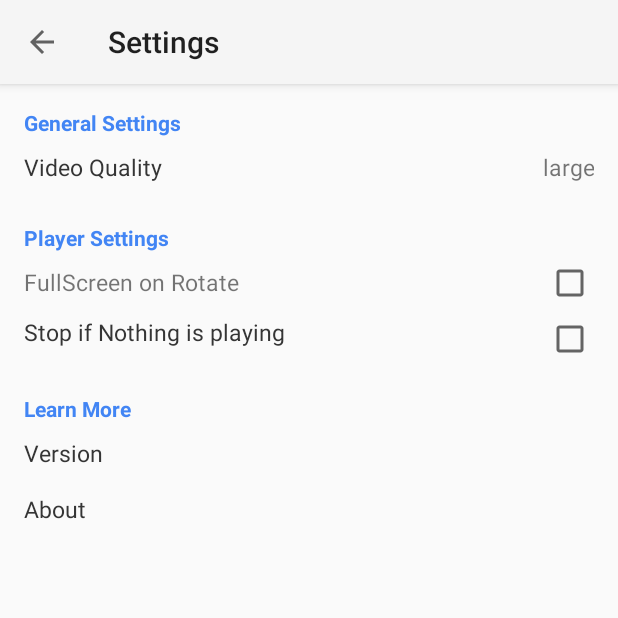
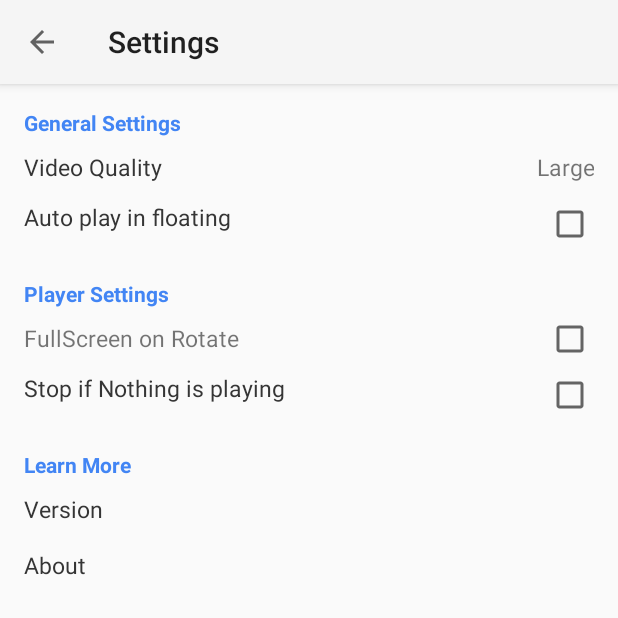
Before and after one commit to honghai78/TubeViewMultitask, an Android app: the MainActivity screen opened directly, with no data from a screen before it, in the options menu, after a tap on "Settings", on a phone screen of 412 x 824 dp, the top half of it. Run offline under Robolectric (Android 15) with nearby library versions, the phone set to English and light mode, and no system bars; our stand-ins replace ButterKnife, CircleImageView, Volley.

Commit message:
update 3.4

```diff
--- a/app/build.gradle
+++ b/app/build.gradle
@@ -34,11 +34,13 @@ android {
 
 dependencies {
     compile fileTree(include: ['*.jar'], dir: 'libs')
+    //    compile 'com.android.volley:volley:1.0.0'
     compile 'com.android.support:appcompat-v7:25.0.0'
     compile 'com.android.support:design:25.0.0'
     compile 'com.android.support:support-v4:25.0.0'
-    //    compile 'com.android.volley:volley:1.0.0'
     compile 'eu.the4thfloor.volley:com.android.volley:2015.05.28'
     compile 'com.jakewharton:butterknife:8.5.1'
     annotationProcessor 'com.jakewharton:butterknife-compiler:8.5.1'
+    compile 'com.github.pedrovgs:draggablepanel:1.9'
+    compile 'com.intuit.sdp:sdp-android:1.0.4'
 }
--- a/app/src/main/java/shine/tran/tubeviewmultitask/ConstantStrings.java
+++ b/app/src/main/java/shine/tran/tubeviewmultitask/ConstantStrings.java
@@ -31,7 +31,7 @@ public class ConstantStrings {
                 "  <body>\n" +
                 "    <iframe style=\"display: block;\" id=\"player\" frameborder=\"0\"  width=\"100%\" height=\"100%\" " +
                 "       src=\"https://www.youtube.com/embed/" + VID +
-                       "?enablejsapi=1&autoplay=1&iv_load_policy=3&fs=0&rel=0\">" +
+                       "?enablejsapi=1&autoplay=1&showinfo=0&iv_load_policy=3&fs=0&rel=0\">" +
                 "    </iframe>\n" +
                 "    <script type=\"text/javascript\">\n" +
                 "      var tag = document.createElement('script');\n" +
--- a/app/src/main/java/shine/tran/tubeviewmultitask/FullscreenWebPlayer.java
+++ b/app/src/main/java/shine/tran/tubeviewmultitask/FullscreenWebPlayer.java
@@ -40,7 +40,7 @@ public class FullscreenWebPlayer extends Activity {
     }
     @Override
     public void onBackPressed() {
-        if(active){
+        if(active && !getIntent().getBooleanExtra(Constants.SEND_BACK_PLAYER, false)){
             ((ViewGroup) player.getParent()).removeView(player);
             parent.addView(player);
             PlayerService.startAgain();
--- a/app/src/main/java/shine/tran/tubeviewmultitask/MainActivity.java
+++ b/app/src/main/java/shine/tran/tubeviewmultitask/MainActivity.java
@@ -3,9 +3,13 @@ package shine.tran.tubeviewmultitask;
 import android.app.Activity;
 import android.app.ActivityManager;
 import android.app.SearchManager;
+import android.content.BroadcastReceiver;
 import android.content.Context;
 import android.content.DialogInterface;
 import android.content.Intent;
+import android.content.IntentFilter;
+import android.content.SharedPreferences;
+import android.content.res.Configuration;
 import android.database.Cursor;
 import android.database.MatrixCursor;
 import android.graphics.Bitmap;
@@ -19,6 +23,10 @@ import android.os.Handler;
 import android.provider.Settings;
 import android.support.design.widget.CoordinatorLayout;
 import android.support.design.widget.Snackbar;
+import android.support.v4.app.Fragment;
+import android.support.v4.app.FragmentManager;
+import android.support.v4.app.FragmentTransaction;
+import android.support.v4.content.LocalBroadcastManager;
 import android.support.v4.widget.CursorAdapter;
 import android.support.v4.widget.SwipeRefreshLayout;
 import android.support.v7.app.AlertDialog;
@@ -27,9 +35,9 @@ import android.support.v7.widget.SearchView;
 import android.support.v7.widget.Toolbar;
 import android.util.Log;
 import android.view.LayoutInflater;
-import android.view.View;
 import android.view.Menu;
 import android.view.MenuItem;
+import android.view.View;
 import android.view.ViewGroup;
 import android.view.ViewStub;
 import android.webkit.WebResourceRequest;
@@ -45,8 +53,6 @@ import com.android.volley.Response;
 import com.android.volley.VolleyError;
 import com.android.volley.VolleyLog;
 import com.android.volley.toolbox.JsonArrayRequest;
-import shine.tran.tubeviewmultitask.CustomViews.CustomSwipeRefresh;
-import shine.tran.tubeviewmultitask.CustomVolley.AppController;
 
 import org.json.JSONArray;
 import org.json.JSONException;
@@ -55,11 +61,17 @@ import java.util.Arrays;
 import java.util.regex.Matcher;
 import java.util.regex.Pattern;
 
+import butterknife.BindView;
+import butterknife.ButterKnife;
+import shine.tran.tubeviewmultitask.CustomViews.CustomSwipeRefresh;
+import shine.tran.tubeviewmultitask.CustomVolley.AppController;
+
 public class MainActivity extends AppCompatActivity implements SearchView.OnQueryTextListener {
-private static String TAG = "MAIN";
+    private static String TAG = "MAIN";
     Activity mainAct;
     WebView youtubeView;
     String currUrl;
+    boolean onrotaion = true;
     boolean doubleClickToExit = false;
     //For Result Activity
     public static int OVERLAY_PERMISSION_REQ = 1234;
@@ -73,7 +85,9 @@ private static String TAG = "MAIN";
     Button retry, changeSettings, exitApp;
 
     ViewStub viewStub;
-
+    SharedPreferences sharedPref;
+    boolean autoFloating = false;
+    BroadcastReceiver receiver;
     @Override
     protected void onCreate(Bundle savedInstanceState) {
 
@@ -81,11 +95,11 @@ private static String TAG = "MAIN";
 
         super.onCreate(savedInstanceState);
         setContentView(R.layout.activity_main);
-
+        ButterKnife.bind(this);
         viewStub = (ViewStub) findViewById(R.id.view_stub);
-
-
-        if(isInternetAvailable(mainAct)) {
+        sharedPref = getApplicationContext().getSharedPreferences(getString(R.string.FileName), Context.MODE_PRIVATE);
+        autoFloating = sharedPref.getBoolean(getString(R.string.autoFloating), false);
+        if (isInternetAvailable(mainAct)) {
 
             viewStub.setLayoutResource(R.layout.content_main);
             viewStub.inflate();
@@ -138,7 +152,7 @@ private static String TAG = "MAIN";
                     Log.d(TAG + "Main Page Finished", str);
                     if (Build.VERSION.SDK_INT < Build.VERSION_CODES.LOLLIPOP) {
                         String url = String.valueOf(str);
-                        openViewPlayer(url);
+                        selectionOpenTypeMode(url);
                     }
                 }
 
@@ -163,7 +177,7 @@ private static String TAG = "MAIN";
                 public WebResourceResponse shouldInterceptRequest(WebView view, WebResourceRequest request) {
                     if (Build.VERSION.SDK_INT >= Build.VERSION_CODES.LOLLIPOP) {
                         String url = String.valueOf(request.getUrl());
-                        openViewPlayer(url);
+                        selectionOpenTypeMode(url);
                     }
                     return super.shouldInterceptRequest(view, request);
                 }
@@ -171,8 +185,7 @@ private static String TAG = "MAIN";
             youtubeView.canGoBack();
             currUrl = "https://m.youtube.com/";
             youtubeView.loadUrl(currUrl);
-        }
-        else{
+        } else {
 
             viewStub.setLayoutResource(R.layout.content_main_no_internet);
             viewStub.inflate();
@@ -200,7 +213,23 @@ private static String TAG = "MAIN";
                 }
             });
         }
+        receiver = new BroadcastReceiver() {
+            @Override
+            public void onReceive(Context context, Intent intent) {
+                String s = intent.getStringExtra(Constants.MESSAGE);
+               Log.e("TAG", s);
+
+                if (!autoFloating) {
+                    Fragment fr = VideoPlayerFragment.newInstance();
+                    FragmentManager fm = getSupportFragmentManager();
+                    FragmentTransaction fragmentTransaction = fm.beginTransaction();
+                    fragmentTransaction.add(R.id.fragment, fr);
+                    fragmentTransaction.commit();
+                }
+            }
+        };
     }
+
     private boolean isServiceRunning(Class<PlayerService> playerServiceClass) {
         ActivityManager manager = (ActivityManager) getSystemService(Context.ACTIVITY_SERVICE);
         for (ActivityManager.RunningServiceInfo service : manager.getRunningServices(Integer.MAX_VALUE)) {
@@ -210,6 +239,7 @@ private static String TAG = "MAIN";
         }
         return false;
     }
+
     @Override
     protected void onActivityResult(int requestCode, int resultCode, Intent data) {
         super.onActivityResult(requestCode, resultCode, data);
@@ -226,17 +256,17 @@ private static String TAG = "MAIN";
                     startService(i);
                 }
             }
-        }
-        else if(requestCode == 0) {
+        } else if (requestCode == 0) {
             mainAct.recreate();
         }
     }
+
     private void needPermissionDialog(final int requestCode) {
-        if(requestCode == OVERLAY_PERMISSION_REQ) {
+        if (requestCode == OVERLAY_PERMISSION_REQ) {
             AlertDialog.Builder builder = new AlertDialog.Builder(this);
             builder.setMessage("You need to grant the permission.");
             builder.setPositiveButton("OK",
-                    new android.content.DialogInterface.OnClickListener() {
+                    new DialogInterface.OnClickListener() {
                         @Override
                         public void onClick(DialogInterface dialog, int which) {
                             // TODO Auto-generated method stub
@@ -245,7 +275,7 @@ private static String TAG = "MAIN";
                             startActivityForResult(i, OVERLAY_PERMISSION_REQ);
                         }
                     });
-            builder.setNegativeButton("Cancel", new android.content.DialogInterface.OnClickListener() {
+            builder.setNegativeButton("Cancel", new DialogInterface.OnClickListener() {
                 @Override
                 public void onClick(DialogInterface dialog, int which) {
                     // TODO Auto-generated method stub
@@ -256,6 +286,7 @@ private static String TAG = "MAIN";
             builder.show();
         }
     }
+
     @Override
     public boolean onCreateOptionsMenu(Menu menu) {
         // Inflate the menu; this adds items to the action bar if it is present.
@@ -265,7 +296,7 @@ private static String TAG = "MAIN";
                 (SearchManager) getSystemService(Context.SEARCH_SERVICE);
         searchView =
                 (SearchView) menu.findItem(R.id.search).getActionView();
-        if(searchView != null){
+        if (searchView != null) {
             searchView.setSearchableInfo(
                     searchManager.getSearchableInfo(getComponentName()));
             searchView.setOnQueryTextListener(this);
@@ -289,14 +320,15 @@ private static String TAG = "MAIN";
 
         return super.onOptionsItemSelected(item);
     }
+
     @Override
     public void onBackPressed() {
-        if(exit){
+        if (exit) {
             super.onBackPressed();
             return;
         }
         Log.d(TAG + "Curr Url", currUrl);
-        if(currUrl.equals("https://m.youtube.com/")) {
+        if (currUrl.equals("https://m.youtube.com/")) {
             if (doubleClickToExit) {
                 super.onBackPressed();
                 return;
@@ -312,8 +344,7 @@ private static String TAG = "MAIN";
                     doubleClickToExit = false;
                 }
             }, 2000);
-        }
-        else {
+        } else {
             youtubeView.goBack();
         }
     }
@@ -323,16 +354,14 @@ private static String TAG = "MAIN";
                 context.getSystemService(Context.CONNECTIVITY_SERVICE)).getActiveNetworkInfo();
 
         if (info == null) {
-            Log.d(TAG + "Network Test","no internet connection");
+            Log.d(TAG + "Network Test", "no internet connection");
             return false;
-        }
-        else {
-            if(info.isConnected()) {
-                Log.d(TAG + "Network Test"," internet connection available...");
+        } else {
+            if (info.isConnected()) {
+                Log.d(TAG + "Network Test", " internet connection available...");
                 return true;
-            }
-            else {
-                Log.d(TAG + "Network Test"," internet connection");
+            } else {
+                Log.d(TAG + "Network Test", " internet connection");
                 return true;
             }
         }
@@ -340,13 +369,14 @@ private static String TAG = "MAIN";
 
     @Override
     public boolean onQueryTextSubmit(String query) {
-        youtubeView.loadUrl("http://m.youtube.com/results?q="+ query);
+        youtubeView.loadUrl("http://m.youtube.com/results?q=" + query);
         searchView.clearFocus();
         return true;
     }
+
     @Override
     public boolean onQueryTextChange(String newText) {
-        if(newText.length() > 0) {
+        if (newText.length() > 0) {
             newText = newText.replace(" ", "+");
             String url = "http://suggestqueries.google.com/complete/search?client=youtube&ds=yt&client=firefox&q="
                     + newText;
@@ -423,7 +453,13 @@ private static String TAG = "MAIN";
         }
         return true;
     }
-    private void openViewPlayer(String url){
+
+    private void selectionOpenTypeMode(String url) {
+        autoFloating = sharedPref.getBoolean(getString(R.string.autoFloating), false);
+        openViewPlayer(url, autoFloating);
+    }
+
+    private void openViewPlayer(String url, final boolean view) {
         if (String.valueOf(url).contains("http://m.youtube.com/watch?") ||
                 String.valueOf(url).contains("https://m.youtube.com/watch?")) {
             Log.d(TAG + "Yay Catches!!!! ", url);
@@ -468,6 +504,7 @@ private static String TAG = "MAIN";
                             Intent i = new Intent(MainActivity.this, PlayerService.class);
                             i.putExtra("VID_ID", VID);
                             i.putExtra("PLAYLIST_ID", finalPID);
+                            i.putExtra("LAYOUT_VIEW", view);
                             i.setAction(Constants.ACTION.STARTFOREGROUND_WEB_ACTION);
                             startService(i);
                         }
@@ -483,4 +520,17 @@ private static String TAG = "MAIN";
             });
         }
     }
+    @Override
+    protected void onStart() {
+        super.onStart();
+        LocalBroadcastManager.getInstance(this).registerReceiver((receiver),
+                new IntentFilter(Constants.RESULT)
+        );
+    }
+
+    @Override
+    protected void onStop() {
+        LocalBroadcastManager.getInstance(this).unregisterReceiver(receiver);
+        super.onStop();
+    }
 }
--- a/app/src/main/java/shine/tran/tubeviewmultitask/SettingsActivity.java
+++ b/app/src/main/java/shine/tran/tubeviewmultitask/SettingsActivity.java
@@ -13,7 +13,6 @@ import android.support.design.widget.Snackbar;
 import android.support.v7.app.AppCompatActivity;
 import android.support.v7.widget.Toolbar;
 import android.util.Log;
-import android.view.KeyCharacterMap;
 import android.view.MenuItem;
 import android.view.View;
 import android.widget.Button;
@@ -35,6 +34,8 @@ public class SettingsActivity extends AppCompatActivity implements View.OnClickL
     SharedPreferences sharedPref;
     @BindView(R.id.textVersion)
     TextView textVersion;
+    @BindView(R.id.autoFloating)
+    CheckBox autoFloating;
 
     @Override
     protected void onCreate(Bundle savedInstanceState) {
@@ -49,16 +50,17 @@ public class SettingsActivity extends AppCompatActivity implements View.OnClickL
 
         sharedPref = getApplicationContext().getSharedPreferences(getString(R.string.FileName), Context.MODE_PRIVATE);
 
-        Constants.playbackQuality = sharedPref.getInt(getString(R.string.videoQuality), 3);
+        Constants.playbackQuality = sharedPref.getInt(getString(R.string.videoQuality), 0);
 
         stopNotPlaying.setChecked(sharedPref.getBoolean(getString(R.string.finishOnEnd), false));
+        autoFloating.setChecked(sharedPref.getBoolean(getString(R.string.autoFloating), false));
         quality.setText(Constants.getPlaybackQuality());
 
         videoQuality.setOnClickListener(this);
-     //   playerType.setOnClickListener(this);
+        //   playerType.setOnClickListener(this);
         about.setOnClickListener(this);
-       // increaseCount.setOnClickListener(this);
-       // decreaseCount.setOnClickListener(this);
+        // increaseCount.setOnClickListener(this);
+        // decreaseCount.setOnClickListener(this);
         fullscreenOnRotate.setOnClickListener(this);
 
         stopNotPlaying.setOnCheckedChangeListener(new CompoundButton.OnCheckedChangeListener() {
@@ -72,11 +74,21 @@ public class SettingsActivity extends AppCompatActivity implements View.OnClickL
                 }
             }
         });
+        autoFloating.setOnCheckedChangeListener(new CompoundButton.OnCheckedChangeListener() {
+            @Override
+            public void onCheckedChanged(CompoundButton buttonView, boolean isChecked) {
+                if (isChecked == true || isChecked == false) {
+                    Constants.autoFloating = isChecked;
+                    SharedPreferences.Editor editor = sharedPref.edit();
+                    editor.putBoolean(getString(R.string.autoFloating), isChecked);
+                    editor.commit();
+                }
+            }
+        });
         try {
             PackageInfo pInfo = getPackageManager().getPackageInfo(getPackageName(), 0);
             textVersion.setText(pInfo.versionName);
-        }
-        catch (PackageManager.NameNotFoundException n){
+        } catch (PackageManager.NameNotFoundException n) {
             textVersion.setText("Unknown");
         }
 
@@ -108,7 +120,7 @@ public class SettingsActivity extends AppCompatActivity implements View.OnClickL
                     }
                 });
                 String[] items = {"Auto", "1080p", "720p", "480p", "360p", "240p", "144p"};
-                checked[0] = sharedPref.getInt(getString(R.string.videoQuality), 3);
+                checked[0] = sharedPref.getInt(getString(R.string.videoQuality), 0);
                 Log.d("Old Quality", Constants.getPlaybackQuality());
                 builder.setSingleChoiceItems(items, checked[0], new DialogInterface.OnClickListener() {
                     @Override
--- a/app/src/main/res/layout/content_main.xml
+++ b/app/src/main/res/layout/content_main.xml
@@ -5,12 +5,9 @@
     android:layout_height="match_parent"
     tools:context="shine.tran.tubeviewmultitask.MainActivity"
     tools:showIn="@layout/activity_main">
-
     <WebView
         android:layout_marginTop="-50dp"
         android:id="@+id/youtube_view"
         android:layout_width="match_parent"
         android:layout_height="match_parent"/>
-
-
 </RelativeLayout>
--- a/app/src/main/res/layout/content_settings.xml
+++ b/app/src/main/res/layout/content_settings.xml
@@ -92,13 +92,15 @@
             android:orientation="horizontal"
             android:layout_width="match_parent"
             android:layout_height="30dp">
+
             <TextView
-                android:layout_weight="1"
+                android:id="@+id/textView2"
                 android:layout_width="0dp"
                 android:layout_height="wrap_content"
+                android:layout_weight="1"
+                android:text="Video Quality"
                 android:textColor="#353535"
-                android:textSize="15dp"
-                android:text="Video Quality"/>
+                android:textSize="15dp" />
 
             <TextView
                 android:id="@+id/text_view_quality"
@@ -107,6 +109,33 @@
                 android:textSize="15dp"
                 android:layout_height="match_parent"
                 android:text="1080p"/>
+        </LinearLayout>
+        <LinearLayout
+            android:layout_marginTop="5dp"
+            android:layout_marginBottom="2dp"
+            android:gravity="center_vertical"
+            android:weightSum="1"
+            android:orientation="horizontal"
+            android:layout_width="match_parent"
+            android:layout_height="30dp">
+            <TextView
+                android:layout_gravity="center|left"
+                android:layout_weight="1"
+                android:layout_width="0dp"
+                android:layout_height="match_parent"
+                android:textColor="#353535"
+                android:textSize="15dp"
+                android:text="Auto play in floating"/>
+            <LinearLayout
+                android:gravity="center"
+                android:layout_width="wrap_content"
+                android:layout_height="wrap_content">
+                <CheckBox
+                    android:id="@+id/autoFloating"
+                    android:layout_gravity="center"
+                    android:layout_width="wrap_content"
+                    android:layout_height="wrap_content" />
+            </LinearLayout>
         </LinearLayout>
     </LinearLayout>
 
@@ -237,15 +266,23 @@
         android:gravity="center_vertical"
         android:orientation="horizontal"
         android:layout_width="match_parent"
+        android:weightSum="1"
         android:layout_height="30dp">
         <TextView
-            android:layout_weight="3"
+            android:layout_weight="1"
             android:gravity="center|left"
-            android:layout_width="match_parent"
+            android:layout_width="0px"
             android:layout_height="match_parent"
             android:textColor="#353535"
             android:textSize="15dp"
             android:text="About"/>
+        <TextView
+            android:gravity="center|left"
+            android:layout_width="wrap_content"
+            android:layout_height="match_parent"
+            android:textColor="#353535"
+            android:textSize="15dp"
+            android:text=""/>
     </LinearLayout>
 
 
--- a/app/src/main/res/values/dimens.xml
+++ b/app/src/main/res/values/dimens.xml
@@ -3,4 +3,6 @@
     <dimen name="activity_horizontal_margin">16dp</dimen>
     <dimen name="activity_vertical_margin">16dp</dimen>
     <dimen name="fab_margin">16dp</dimen>
+    <item name="x_scale_factor" format="float" type="dimen">2.3</item>
+    <item name="y_scale_factor" format="float" type="dimen">2.3</item>
 </resources>
--- a/app/src/main/res/values/strings.xml
+++ b/app/src/main/res/values/strings.xml
@@ -24,7 +24,11 @@
     <string name="search_hint">Search YouTube</string>
     <string name="videoQuality">VIDEO_QUALITY</string>
     <string name="finishOnEnd">FINISH_ON_END</string>
+    <string name="autoFloating">AUTO_FLOATING</string>
     <string name="title_activity_search">SearchActivity</string>
     <string name="count">COUNT</string>
 
+    <!-- TODO: Remove or change this placeholder text -->
+    <string name="hello_blank_fragment">Hello blank fragment</string>
+
 </resources>
```
Also changed, not shown: app/src/main/AndroidManifest.xml (+7 -1 lines), app/src/main/java/shine/tran/tubeviewmultitask/Constants.java (+13 -10 lines), app/src/main/java/shine/tran/tubeviewmultitask/ListFragment.java (added, +65 -0 lines), app/src/main/java/shine/tran/tubeviewmultitask/PlayerFragment.java (added, +95 -0 lines), app/src/main/java/shine/tran/tubeviewmultitask/PlayerService.java (+30 -5 lines), app/src/main/java/shine/tran/tubeviewmultitask/VideoPlayerFragment.java (added, +88 -0 lines), app/src/main/res/layout/activity_main.xml (+6 -1 lines), app/src/main/res/layout/fragment_list.xml (added, +13 -0 lines), app/src/main/res/layout/fragment_player.xml (added, +19 -0 lines), app/src/main/res/layout/fragment_video_player.xml (added, +47 -0 lines), 1 other file.
